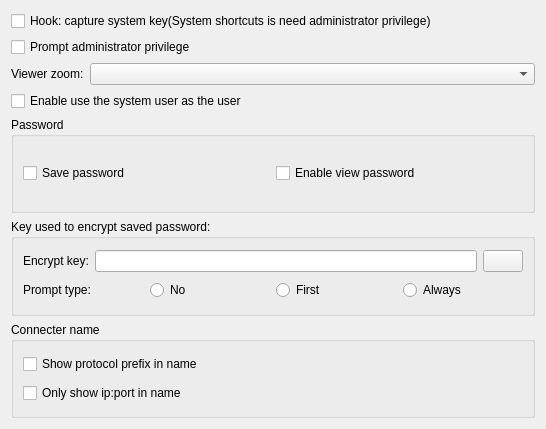
This is Client/FrmParameterClient.ui in KangLin/RabbitRemoteControl as Qt 5 draws it before an edit. The edited form follows.
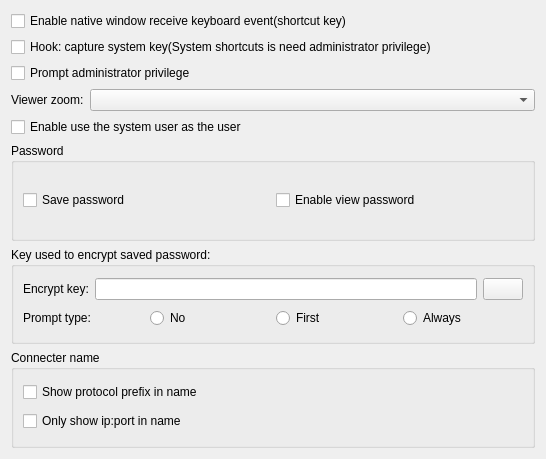
This is the edited form. Icons and pictures are not drawn.

Commit message: Client: modify key board event

```diff
--- a/Client/FrmParameterClient.ui
+++ b/Client/FrmParameterClient.ui
@@ -7,44 +7,14 @@
     <x>0</x>
     <y>0</y>
     <width>546</width>
-    <height>429</height>
+    <height>459</height>
    </rect>
   </property>
   <property name="windowTitle">
    <string>Client</string>
   </property>
   <layout class="QGridLayout" name="gridLayout">
-   <item row="0" column="0">
-    <widget class="QCheckBox" name="cbHookKeyboard">
-     <property name="text">
-      <string>Hook: capture system key(System shortcuts is need administrator privilege)</string>
-     </property>
-    </widget>
-   </item>
    <item row="6" column="0">
-    <widget class="QGroupBox" name="groupBox_2">
-     <property name="title">
-      <string>Connecter name</string>
-     </property>
-     <layout class="QGridLayout" name="gridLayout_4">
-      <item row="0" column="0">
-       <widget class="QCheckBox" name="cbShowPrefix">
-        <property name="text">
-         <string>Show protocol prefix in name</string>
-        </property>
-       </widget>
-      </item>
-      <item row="1" column="0">
-       <widget class="QCheckBox" name="cbShowIPPort">
-        <property name="text">
-         <string>Only show ip:port in name</string>
-        </property>
-       </widget>
-      </item>
-     </layout>
-    </widget>
-   </item>
-   <item row="5" column="0">
     <widget class="QGroupBox" name="groupBox_3">
      <property name="title">
       <string>Key used to encrypt saved password:</string>
@@ -140,41 +110,7 @@
      </layout>
     </widget>
    </item>
-   <item row="2" column="0">
-    <layout class="QHBoxLayout" name="horizontalLayout">
-     <item>
-      <widget class="QLabel" name="label">
-       <property name="sizePolicy">
-        <sizepolicy hsizetype="Preferred" vsizetype="Preferred">
-         <horstretch>0</horstretch>
-         <verstretch>0</verstretch>
-        </sizepolicy>
-       </property>
-       <property name="text">
-        <string>Viewer zoom:</string>
-       </property>
-      </widget>
-     </item>
-     <item>
-      <widget class="QComboBox" name="cbViewZoom">
-       <property name="sizePolicy">
-        <sizepolicy hsizetype="Expanding" vsizetype="Fixed">
-         <horstretch>0</horstretch>
-         <verstretch>0</verstretch>
-        </sizepolicy>
-       </property>
-      </widget>
-     </item>
-    </layout>
-   </item>
-   <item row="3" column="0">
-    <widget class="QCheckBox" name="cbEnableUserName">
-     <property name="text">
-      <string>Enable use the system user as the user</string>
-     </property>
-    </widget>
-   </item>
-   <item row="4" column="0">
+   <item row="5" column="0">
     <widget class="QGroupBox" name="groupBox">
      <property name="title">
       <string>Password</string>
@@ -201,13 +137,84 @@
      </layout>
     </widget>
    </item>
+   <item row="4" column="0">
+    <widget class="QCheckBox" name="cbEnableUserName">
+     <property name="text">
+      <string>Enable use the system user as the user</string>
+     </property>
+    </widget>
+   </item>
    <item row="1" column="0">
+    <widget class="QCheckBox" name="cbHookKeyboard">
+     <property name="text">
+      <string>Hook: capture system key(System shortcuts is need administrator privilege)</string>
+     </property>
+    </widget>
+   </item>
+   <item row="3" column="0">
+    <layout class="QHBoxLayout" name="horizontalLayout">
+     <item>
+      <widget class="QLabel" name="label">
+       <property name="sizePolicy">
+        <sizepolicy hsizetype="Preferred" vsizetype="Preferred">
+         <horstretch>0</horstretch>
+         <verstretch>0</verstretch>
+        </sizepolicy>
+       </property>
+       <property name="text">
+        <string>Viewer zoom:</string>
+       </property>
+      </widget>
+     </item>
+     <item>
+      <widget class="QComboBox" name="cbViewZoom">
+       <property name="sizePolicy">
+        <sizepolicy hsizetype="Expanding" vsizetype="Fixed">
+         <horstretch>0</horstretch>
+         <verstretch>0</verstretch>
+        </sizepolicy>
+       </property>
+      </widget>
+     </item>
+    </layout>
+   </item>
+   <item row="2" column="0">
     <widget class="QCheckBox" name="cbPromptAdminPrivilege">
      <property name="text">
       <string>Prompt administrator privilege</string>
      </property>
     </widget>
    </item>
+   <item row="7" column="0">
+    <widget class="QGroupBox" name="groupBox_2">
+     <property name="title">
+      <string>Connecter name</string>
+     </property>
+     <layout class="QGridLayout" name="gridLayout_4">
+      <item row="0" column="0">
+       <widget class="QCheckBox" name="cbShowPrefix">
+        <property name="text">
+         <string>Show protocol prefix in name</string>
+        </property>
+       </widget>
+      </item>
+      <item row="1" column="0">
+       <widget class="QCheckBox" name="cbShowIPPort">
+        <property name="text">
+         <string>Only show ip:port in name</string>
+        </property>
+       </widget>
+      </item>
+     </layout>
+    </widget>
+   </item>
+   <item row="0" column="0">
+    <widget class="QCheckBox" name="cbNativeWindowReceiveKeyboard">
+     <property name="text">
+      <string>Enable native window receive keyboard event(shortcut key)</string>
+     </property>
+    </widget>
+   </item>
   </layout>
  </widget>
  <tabstops>
```
The commit also changes 9 other files.
